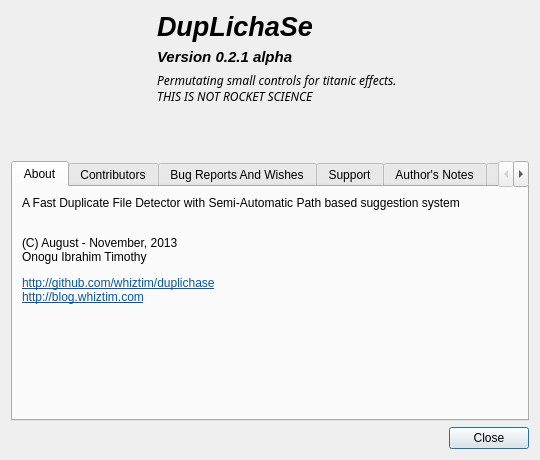
The window that dupscan/dialogs/aboutdialog.ui (WhiZTiM/duplichase) describes before a commit, drawn with Qt 5.
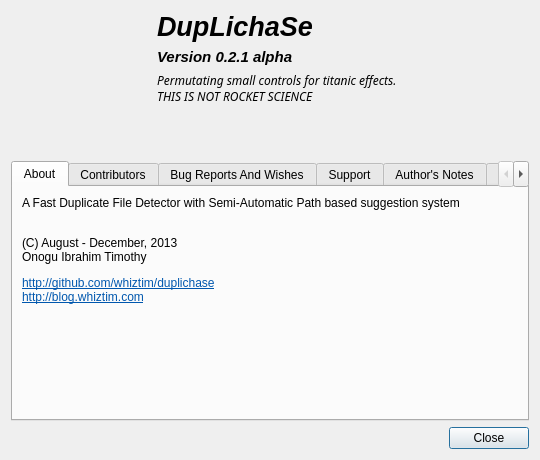
The same window after the commit. Icons and pictures are not drawn.

What changed in the file:
```diff
--- a/dupscan/dialogs/aboutdialog.ui
+++ b/dupscan/dialogs/aboutdialog.ui
@@ -131,7 +131,7 @@
        <item>
         <widget class="QLabel" name="about_briefLabel">
          <property name="text">
-          <string>&lt;html&gt;&lt;head/&gt;&lt;body&gt;&lt;p&gt;A Fast Duplicate File Detector with Semi-Automatic Path based suggestion system&lt;/p&gt;&lt;p&gt;&lt;br/&gt;(C) August - November, 2013&lt;br/&gt;Onogu Ibrahim Timothy&lt;/p&gt;&lt;p&gt;&lt;a href=&quot;http://github.com/whiztim/duplichase&quot;&gt;&lt;span style=&quot; text-decoration: underline; color:#0057ae;&quot;&gt;http://github.com/whiztim/duplichase&lt;/span&gt;&lt;/a&gt;&lt;a href=&quot;http://blog.whiztim.com&quot;&gt;&lt;span style=&quot; text-decoration: underline; color:#0057ae;&quot;&gt;&lt;br/&gt;http://blog.whiztim.com&lt;/span&gt;&lt;/a&gt;&lt;/p&gt;&lt;/body&gt;&lt;/html&gt;</string>
+          <string>&lt;html&gt;&lt;head/&gt;&lt;body&gt;&lt;p&gt;A Fast Duplicate File Detector with Semi-Automatic Path based suggestion system&lt;/p&gt;&lt;p&gt;&lt;br/&gt;(C) August - December, 2013&lt;br/&gt;Onogu Ibrahim Timothy&lt;/p&gt;&lt;p&gt;&lt;a href=&quot;http://github.com/whiztim/duplichase&quot;&gt;&lt;span style=&quot; text-decoration: underline; color:#0057ae;&quot;&gt;http://github.com/whiztim/duplichase&lt;/span&gt;&lt;/a&gt;&lt;a href=&quot;http://blog.whiztim.com&quot;&gt;&lt;span style=&quot; text-decoration: underline; color:#0057ae;&quot;&gt;&lt;br/&gt;http://blog.whiztim.com&lt;/span&gt;&lt;/a&gt;&lt;/p&gt;&lt;/body&gt;&lt;/html&gt;</string>
          </property>
         </widget>
        </item>
```
Left out of the diff: 2 changed lines with no effect on the pictures.
